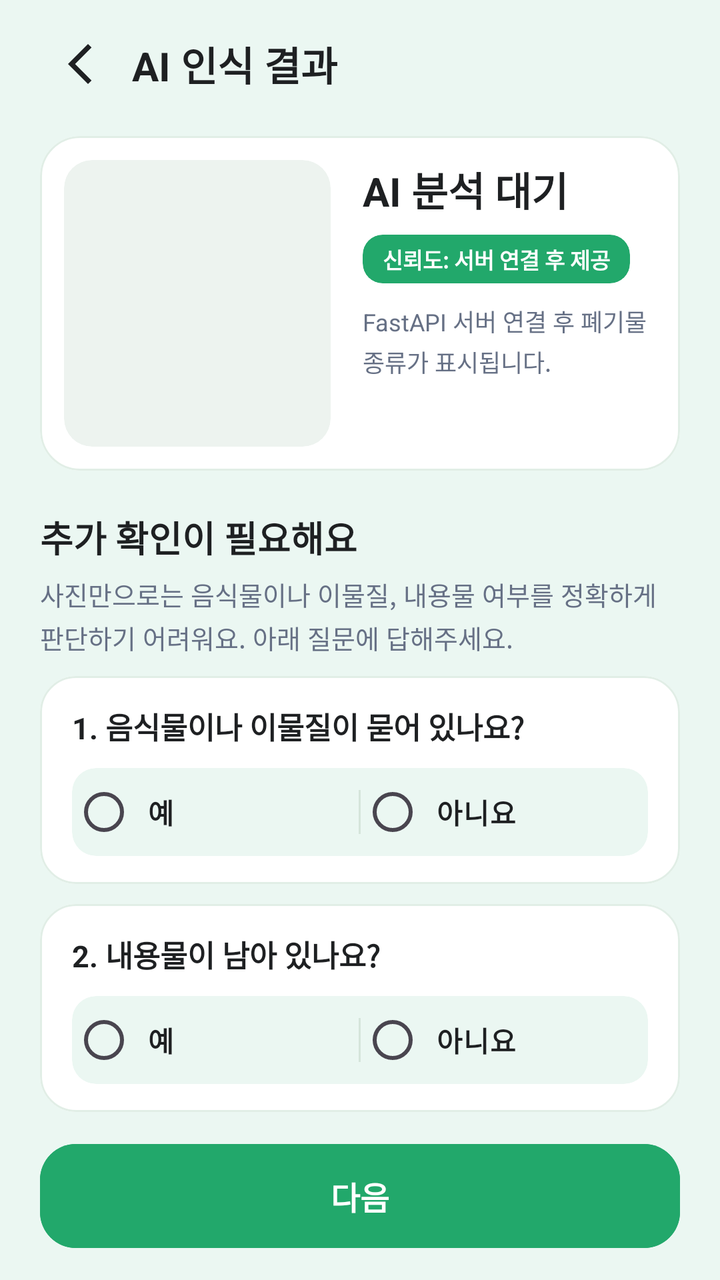
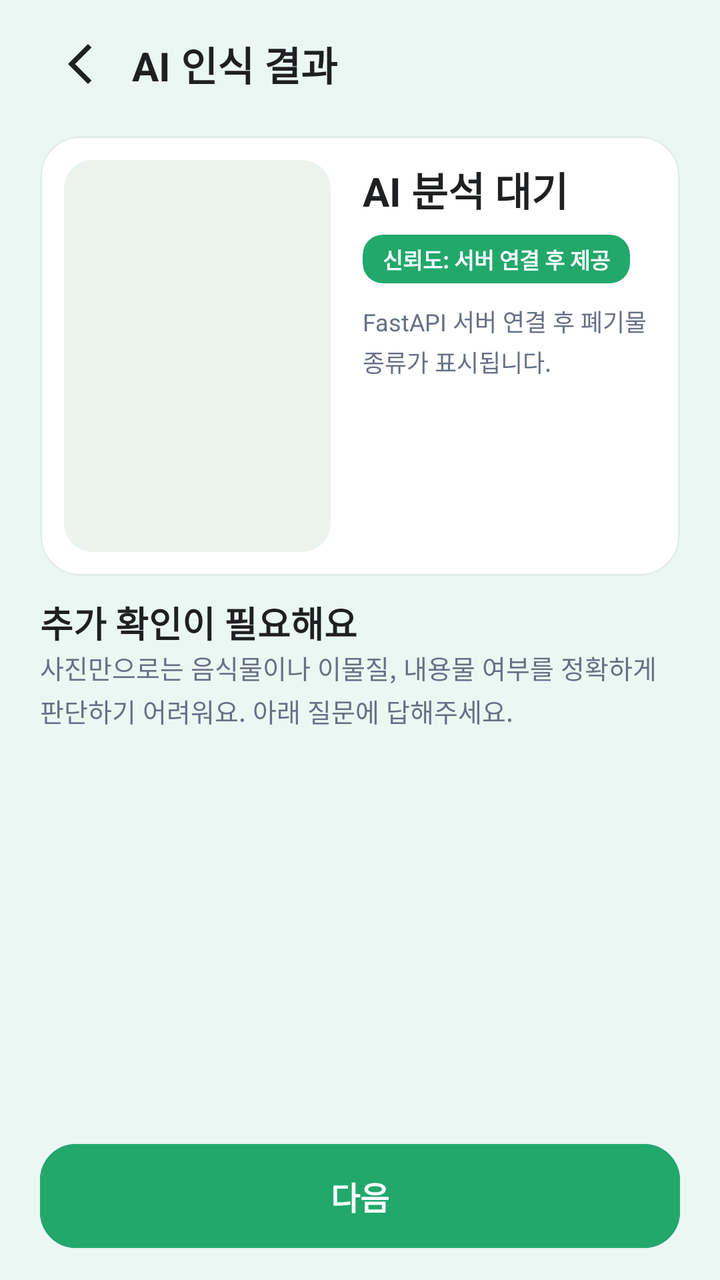

Compare the two renders of this Android layout. The source of the first and the diff that turns it into the second are given below.
<!-- AndroidManifest.xml: application theme Theme.RecycleGuide -->
<!-- res/layout/fragment_waste_result.xml -->
<?xml version="1.0" encoding="utf-8"?>
<androidx.constraintlayout.widget.ConstraintLayout xmlns:android="http://schemas.android.com/apk/res/android"
    xmlns:app="http://schemas.android.com/apk/res-auto"
    android:layout_width="match_parent"
    android:layout_height="match_parent"
    android:background="@color/bg_green_light"
    android:paddingHorizontal="20dp"
    android:paddingTop="8dp"
    android:paddingBottom="16dp">

    
    <LinearLayout
        android:id="@+id/layout_result_header"
        android:layout_width="0dp"
        android:layout_height="48dp"
        android:gravity="center_vertical"
        android:orientation="horizontal"
        app:layout_constraintEnd_toEndOf="parent"
        app:layout_constraintStart_toStartOf="parent"
        app:layout_constraintTop_toTopOf="parent">

        <ImageButton
            android:id="@+id/btn_back_result"
            android:layout_width="40dp"
            android:layout_height="40dp"
            android:background="?attr/selectableItemBackgroundBorderless"
            android:contentDescription="@string/result_back_description"
            android:padding="8dp"
            app:srcCompat="@drawable/ic_arrow_back_24"
            app:tint="@color/text_main" />

        <TextView
            android:layout_width="wrap_content"
            android:layout_height="wrap_content"
            android:layout_marginStart="6dp"
            android:text="@string/ai_result_title"
            android:textColor="@color/text_main"
            android:textSize="20sp"
            android:textStyle="bold" />

    </LinearLayout>

    
    <com.google.android.material.card.MaterialCardView
        android:id="@+id/card_waste_result"
        android:layout_width="0dp"
        android:layout_height="0dp"
        android:layout_marginTop="12dp"
        android:layout_marginBottom="20dp"
        app:cardBackgroundColor="@color/white"
        app:cardCornerRadius="20dp"
        app:cardElevation="0dp"
        app:layout_constraintBottom_toTopOf="@id/tv_condition_title"
        app:layout_constraintEnd_toEndOf="parent"
        app:layout_constraintHeight_min="120dp"
        app:layout_constraintStart_toStartOf="parent"
        app:layout_constraintTop_toBottomOf="@id/layout_result_header"
        app:strokeColor="#E1EEE6"
        app:strokeWidth="1dp">

        <androidx.constraintlayout.widget.ConstraintLayout
            android:layout_width="match_parent"
            android:layout_height="match_parent"
            android:padding="12dp">

            
            <com.google.android.material.card.MaterialCardView
                android:id="@+id/card_photo"
                android:layout_width="0dp"
                android:layout_height="0dp"
                app:cardBackgroundColor="#EDF3EF"
                app:cardCornerRadius="14dp"
                app:cardElevation="0dp"
                app:layout_constraintBottom_toBottomOf="parent"
                app:layout_constraintStart_toStartOf="parent"
                app:layout_constraintTop_toTopOf="parent"
                app:layout_constraintWidth_percent="0.45"
                app:strokeWidth="0dp">

                <ImageView
                    android:id="@+id/iv_waste_photo"
                    android:layout_width="match_parent"
                    android:layout_height="match_parent"
                    android:contentDescription="@string/waste_photo_description"
                    android:scaleType="centerCrop" />

            </com.google.android.material.card.MaterialCardView>

            

            
            <LinearLayout
                android:id="@+id/layout_result_info"
                android:layout_width="0dp"
                android:layout_height="0dp"
                android:layout_marginStart="16dp"
                android:orientation="vertical"
                app:layout_constraintBottom_toBottomOf="parent"
                app:layout_constraintEnd_toEndOf="parent"
                app:layout_constraintStart_toEndOf="@id/card_photo"
                app:layout_constraintTop_toTopOf="parent">

                
                <TextView
                    android:id="@+id/tv_waste_type"
                    android:layout_width="match_parent"
                    android:layout_height="wrap_content"
                    android:ellipsize="end"
                    android:maxLines="2"
                    android:text="@string/ai_pending_title"
                    android:textColor="@color/text_main"
                    android:textSize="20sp"
                    android:textStyle="bold" />

                
                <com.google.android.material.card.MaterialCardView
                    android:layout_width="wrap_content"
                    android:layout_height="wrap_content"
                    android:layout_marginTop="8dp"
                    app:cardBackgroundColor="@color/primary_green"
                    app:cardCornerRadius="10dp"
                    app:cardElevation="0dp"
                    app:strokeWidth="0dp">

                    <TextView
                        android:id="@+id/tv_waste_confidence"
                        android:layout_width="wrap_content"
                        android:layout_height="wrap_content"
                        android:paddingHorizontal="10dp"
                        android:paddingVertical="4dp"
                        android:text="@string/ai_pending_confidence"
                        android:textColor="@color/white"
                        android:textSize="11sp"
                        android:textStyle="bold" />

                </com.google.android.material.card.MaterialCardView>

                
                <TextView
                    android:id="@+id/tv_waste_analysis_message"
                    android:layout_width="match_parent"
                    android:layout_height="wrap_content"
                    android:layout_marginTop="10dp"
                    android:ellipsize="end"
                    android:lineSpacingExtra="3dp"
                    android:maxLines="4"
                    android:text="@string/ai_pending_message"
                    android:textColor="@color/text_sub"
                    android:textSize="12sp" />

                
                <ScrollView
                    android:id="@+id/scroll_object_confidence"
                    android:layout_width="match_parent"
                    android:layout_height="0dp"
                    android:layout_marginTop="8dp"
                    android:layout_weight="1"
                    android:fillViewport="false"
                    android:scrollbars="vertical">

                    
                    <LinearLayout
                        android:id="@+id/layout_object_confidence"
                        android:layout_width="match_parent"
                        android:layout_height="wrap_content"
                        android:orientation="vertical" />

                </ScrollView>

            </LinearLayout>


        </androidx.constraintlayout.widget.ConstraintLayout>

    </com.google.android.material.card.MaterialCardView>

    
    <TextView
        android:id="@+id/tv_condition_title"
        android:layout_width="0dp"
        android:layout_height="wrap_content"
        android:layout_marginBottom="6dp"
        android:text="@string/condition_title"
        android:textColor="@color/text_main"
        android:textSize="18sp"
        android:textStyle="bold"
        app:layout_constraintBottom_toTopOf="@id/tv_condition_description"
        app:layout_constraintEnd_toEndOf="parent"
        app:layout_constraintStart_toStartOf="parent" />

    <TextView
        android:id="@+id/tv_condition_description"
        android:layout_width="0dp"
        android:layout_height="wrap_content"
        android:layout_marginBottom="10dp"
        android:lineSpacingExtra="3dp"
        android:text="@string/condition_description"
        android:textColor="@color/text_sub"
        android:textSize="13sp"
        app:layout_constraintBottom_toTopOf="@id/card_question_contamination"
        app:layout_constraintEnd_toEndOf="parent"
        app:layout_constraintStart_toStartOf="parent" />

    
    <com.google.android.material.card.MaterialCardView
        android:id="@+id/card_question_contamination"
        android:layout_width="0dp"
        android:layout_height="wrap_content"
        android:layout_marginBottom="10dp"
        app:cardBackgroundColor="@color/white"
        app:cardCornerRadius="18dp"
        app:cardElevation="0dp"
        app:layout_constraintBottom_toTopOf="@id/card_question_remaining"
        app:layout_constraintEnd_toEndOf="parent"
        app:layout_constraintStart_toStartOf="parent"
        app:strokeColor="#E1EEE6"
        app:strokeWidth="1dp">

        <LinearLayout
            android:layout_width="match_parent"
            android:layout_height="wrap_content"
            android:orientation="vertical"
            android:paddingHorizontal="16dp"
            android:paddingVertical="14dp">

            <TextView
                android:layout_width="match_parent"
                android:layout_height="wrap_content"
                android:text="@string/question_contamination"
                android:textColor="@color/text_main"
                android:textSize="15sp"
                android:textStyle="bold" />

            
            <com.google.android.material.card.MaterialCardView
                android:layout_width="match_parent"
                android:layout_height="wrap_content"
                android:layout_marginTop="10dp"
                app:cardBackgroundColor="@color/bg_green_light"
                app:cardCornerRadius="12dp"
                app:cardElevation="0dp"
                app:strokeWidth="0dp">

                <RadioGroup
                    android:id="@+id/rg_contamination"
                    android:layout_width="match_parent"
                    android:layout_height="44dp"
                    android:gravity="center_vertical"
                    android:orientation="horizontal">

                    <RadioButton
                        android:id="@+id/rb_contamination_yes"
                        android:layout_width="0dp"
                        android:layout_height="match_parent"
                        android:layout_weight="1"
                        android:background="?attr/selectableItemBackground"
                        android:buttonTint="@color/primary_green"
                        android:gravity="center_vertical"
                        android:paddingStart="6dp"
                        android:text="@string/answer_yes"
                        android:textColor="@color/text_main"
                        android:textSize="14sp"
                        android:textStyle="bold" />

                    <View
                        android:layout_width="1dp"
                        android:layout_height="22dp"
                        android:background="#D5E5DB" />

                    <RadioButton
                        android:id="@+id/rb_contamination_no"
                        android:layout_width="0dp"
                        android:layout_height="match_parent"
                        android:layout_weight="1"
                        android:background="?attr/selectableItemBackground"
                        android:buttonTint="@color/primary_green"
                        android:gravity="center_vertical"
                        android:paddingStart="6dp"
                        android:text="@string/answer_no"
                        android:textColor="@color/text_main"
                        android:textSize="14sp"
                        android:textStyle="bold" />

                </RadioGroup>

            </com.google.android.material.card.MaterialCardView>

        </LinearLayout>

    </com.google.android.material.card.MaterialCardView>

    
    <com.google.android.material.card.MaterialCardView
        android:id="@+id/card_question_remaining"
        android:layout_width="0dp"
        android:layout_height="wrap_content"
        android:layout_marginBottom="16dp"
        app:cardBackgroundColor="@color/white"
        app:cardCornerRadius="18dp"
        app:cardElevation="0dp"
        app:layout_constraintBottom_toTopOf="@id/btn_next"
        app:layout_constraintEnd_toEndOf="parent"
        app:layout_constraintStart_toStartOf="parent"
        app:strokeColor="#E1EEE6"
        app:strokeWidth="1dp">

        <LinearLayout
            android:layout_width="match_parent"
            android:layout_height="wrap_content"
            android:orientation="vertical"
            android:paddingHorizontal="16dp"
            android:paddingVertical="14dp">

            <TextView
                android:layout_width="match_parent"
                android:layout_height="wrap_content"
                android:text="@string/question_remaining_contents"
                android:textColor="@color/text_main"
                android:textSize="15sp"
                android:textStyle="bold" />

            
            <com.google.android.material.card.MaterialCardView
                android:layout_width="match_parent"
                android:layout_height="wrap_content"
                android:layout_marginTop="10dp"
                app:cardBackgroundColor="@color/bg_green_light"
                app:cardCornerRadius="12dp"
                app:cardElevation="0dp"
                app:strokeWidth="0dp">

                <RadioGroup
                    android:id="@+id/rg_remaining_contents"
                    android:layout_width="match_parent"
                    android:layout_height="44dp"
                    android:gravity="center_vertical"
                    android:orientation="horizontal">

                    <RadioButton
                        android:id="@+id/rb_remaining_yes"
                        android:layout_width="0dp"
                        android:layout_height="match_parent"
                        android:layout_weight="1"
                        android:background="?attr/selectableItemBackground"
                        android:buttonTint="@color/primary_green"
                        android:gravity="center_vertical"
                        android:paddingStart="6dp"
                        android:text="@string/answer_yes"
                        android:textColor="@color/text_main"
                        android:textSize="14sp"
                        android:textStyle="bold" />

                    <View
                        android:layout_width="1dp"
                        android:layout_height="22dp"
                        android:background="#D5E5DB" />

                    <RadioButton
                        android:id="@+id/rb_remaining_no"
                        android:layout_width="0dp"
                        android:layout_height="match_parent"
                        android:layout_weight="1"
                        android:background="?attr/selectableItemBackground"
                        android:buttonTint="@color/primary_green"
                        android:gravity="center_vertical"
                        android:paddingStart="6dp"
                        android:text="@string/answer_no"
                        android:textColor="@color/text_main"
                        android:textSize="14sp"
                        android:textStyle="bold" />

                </RadioGroup>

            </com.google.android.material.card.MaterialCardView>

        </LinearLayout>

    </com.google.android.material.card.MaterialCardView>

    
    <com.google.android.material.button.MaterialButton
        android:id="@+id/btn_next"
        android:layout_width="0dp"
        android:layout_height="52dp"
        android:backgroundTint="@color/primary_green"
        android:insetTop="0dp"
        android:insetBottom="0dp"
        android:letterSpacing="0"
        android:text="@string/btn_next"
        android:textColor="@color/white"
        android:textSize="16sp"
        android:textStyle="bold"
        app:cornerRadius="18dp"
        app:layout_constraintBottom_toBottomOf="parent"
        app:layout_constraintEnd_toEndOf="parent"
        app:layout_constraintStart_toStartOf="parent" />

</androidx.constraintlayout.widget.ConstraintLayout>
<!-- resources referenced by this layout -->
<resources>
  <color name="bg_green_light">#EBF7F2</color>
  <color name="primary_green">#22A86B</color>
  <color name="text_main">#1E2022</color>
  <color name="text_sub">#667085</color>
  <color name="white">#FFFFFFFF</color>
  <!-- drawable ic_arrow_back_24 (drawable) -->
  <vector xmlns:android="http://schemas.android.com/apk/res/android" android:autoMirrored="true" android:height="24dp" android:tint="#000000" android:viewportHeight="960" android:viewportWidth="960" android:width="24dp">
        
      <path android:fillColor="@android:color/white" android:pathData="M640,880L240,480L640,80L711,151L382,480L711,809L640,880Z"/>
      
  </vector>
  <string name="ai_pending_confidence">신뢰도: 서버 연결 후 제공</string>
  <string name="ai_pending_message">FastAPI 서버 연결 후 폐기물 종류가 표시됩니다.</string>
  <string name="ai_pending_title">AI 분석 대기</string>
  <string name="ai_result_title">AI 인식 결과</string>
  <string name="answer_no">아니요</string>
  <string name="answer_yes">예</string>
  <string name="btn_next">다음</string>
  <string name="condition_description">사진만으로는 음식물이나 이물질, 내용물 여부를 정확하게 판단하기 어려워요. 아래 질문에 답해주세요.</string>
  <string name="condition_title">추가 확인이 필요해요</string>
  <string name="question_contamination">1. 음식물이나 이물질이 묻어 있나요?</string>
  <string name="question_remaining_contents">2. 내용물이 남아 있나요?</string>
  <string name="result_back_description">뒤로 가기</string>
  <string name="waste_photo_description">촬영한 폐기물 사진</string>
  <style name="Theme.RecycleGuide" parent="Base.Theme.RecycleGuide" />
  <style name="Base.Theme.RecycleGuide" parent="Theme.Material3.DayNight.NoActionBar">
          
          
      </style>
</resources>

<!-- the commit's change to res/layout/fragment_waste_result.xml (unified diff, before → after) -->
@@ -1,5 +1,5 @@
-<?xml version="1.0" encoding="utf-8"?>
-<androidx.constraintlayout.widget.ConstraintLayout xmlns:android="http://schemas.android.com/apk/res/android"
+<androidx.constraintlayout.widget.ConstraintLayout
+    xmlns:android="http://schemas.android.com/apk/res/android"
     xmlns:app="http://schemas.android.com/apk/res-auto"
     android:layout_width="match_parent"
     android:layout_height="match_parent"
@@ -40,19 +40,17 @@
 
     </LinearLayout>
 
+
     
     <com.google.android.material.card.MaterialCardView
         android:id="@+id/card_waste_result"
         android:layout_width="0dp"
-        android:layout_height="0dp"
+        android:layout_height="220dp"
         android:layout_marginTop="12dp"
-        android:layout_marginBottom="20dp"
         app:cardBackgroundColor="@color/white"
         app:cardCornerRadius="20dp"
         app:cardElevation="0dp"
-        app:layout_constraintBottom_toTopOf="@id/tv_condition_title"
-        app:layout_constraintEnd_toEndOf="parent"
-        app:layout_constraintHeight_min="120dp"
+        app:layout_constraintEnd_toEndOf="parent"
         app:layout_constraintStart_toStartOf="parent"
         app:layout_constraintTop_toBottomOf="@id/layout_result_header"
         app:strokeColor="#E1EEE6"
@@ -86,7 +84,6 @@
 
             </com.google.android.material.card.MaterialCardView>
 
-            
 
             
             <LinearLayout
@@ -158,7 +155,6 @@
                     android:fillViewport="false"
                     android:scrollbars="vertical">
 
-                    
                     <LinearLayout
                         android:id="@+id/layout_object_confidence"
                         android:layout_width="match_parent"
@@ -169,25 +165,28 @@
 
             </LinearLayout>
 
-
         </androidx.constraintlayout.widget.ConstraintLayout>
 
     </com.google.android.material.card.MaterialCardView>
+
 
     
     <TextView
         android:id="@+id/tv_condition_title"
         android:layout_width="0dp"
         android:layout_height="wrap_content"
+        android:layout_marginTop="10dp"
         android:layout_marginBottom="6dp"
         android:text="@string/condition_title"
         android:textColor="@color/text_main"
         android:textSize="18sp"
         android:textStyle="bold"
-        app:layout_constraintBottom_toTopOf="@id/tv_condition_description"
-        app:layout_constraintEnd_toEndOf="parent"
-        app:layout_constraintStart_toStartOf="parent" />
-
+        app:layout_constraintEnd_toEndOf="parent"
+        app:layout_constraintStart_toStartOf="parent"
+        app:layout_constraintTop_toBottomOf="@id/card_waste_result" />
+
+
+    
     <TextView
         android:id="@+id/tv_condition_description"
         android:layout_width="0dp"
@@ -197,185 +196,33 @@
         android:text="@string/condition_description"
         android:textColor="@color/text_sub"
         android:textSize="13sp"
-        app:layout_constraintBottom_toTopOf="@id/card_question_contamination"
-        app:layout_constraintEnd_toEndOf="parent"
-        app:layout_constraintStart_toStartOf="parent" />
-
-    
-    <com.google.android.material.card.MaterialCardView
-        android:id="@+id/card_question_contamination"
-        android:layout_width="0dp"
-        android:layout_height="wrap_content"
-        android:layout_marginBottom="10dp"
-        app:cardBackgroundColor="@color/white"
-        app:cardCornerRadius="18dp"
-        app:cardElevation="0dp"
-        app:layout_constraintBottom_toTopOf="@id/card_question_remaining"
-        app:layout_constraintEnd_toEndOf="parent"
-        app:layout_constraintStart_toStartOf="parent"
-        app:strokeColor="#E1EEE6"
-        app:strokeWidth="1dp">
-
+        app:layout_constraintEnd_toEndOf="parent"
+        app:layout_constraintStart_toStartOf="parent"
+        app:layout_constraintTop_toBottomOf="@id/tv_condition_title" />
+
+
+    
+    <ScrollView
+        android:id="@+id/scroll_object_questions"
+        android:layout_width="0dp"
+        android:layout_height="0dp"
+        android:layout_marginBottom="12dp"
+        android:fillViewport="false"
+        android:scrollbars="vertical"
+        app:layout_constraintBottom_toTopOf="@id/btn_next"
+        app:layout_constraintEnd_toEndOf="parent"
+        app:layout_constraintStart_toStartOf="parent"
+        app:layout_constraintTop_toBottomOf="@id/tv_condition_description">
+
+        
         <LinearLayout
+            android:id="@+id/layout_object_questions"
             android:layout_width="match_parent"
             android:layout_height="wrap_content"
-            android:orientation="vertical"
-            android:paddingHorizontal="16dp"
-            android:paddingVertical="14dp">
-
-            <TextView
-                android:layout_width="match_parent"
-                android:layout_height="wrap_content"
-                android:text="@string/question_contamination"
-                android:textColor="@color/text_main"
-                android:textSize="15sp"
-                android:textStyle="bold" />
-
-            
-            <com.google.android.material.card.MaterialCardView
-                android:layout_width="match_parent"
-                android:layout_height="wrap_content"
-                android:layout_marginTop="10dp"
-                app:cardBackgroundColor="@color/bg_green_light"
-                app:cardCornerRadius="12dp"
-                app:cardElevation="0dp"
-                app:strokeWidth="0dp">
-
-                <RadioGroup
-                    android:id="@+id/rg_contamination"
-                    android:layout_width="match_parent"
-                    android:layout_height="44dp"
-                    android:gravity="center_vertical"
-                    android:orientation="horizontal">
-
-                    <RadioButton
-                        android:id="@+id/rb_contamination_yes"
-                        android:layout_width="0dp"
-                        android:layout_height="match_parent"
-                        android:layout_weight="1"
-                        android:background="?attr/selectableItemBackground"
-                        android:buttonTint="@color/primary_green"
-                        android:gravity="center_vertical"
-                        android:paddingStart="6dp"
-                        android:text="@string/answer_yes"
-                        android:textColor="@color/text_main"
-                        android:textSize="14sp"
-                        android:textStyle="bold" />
-
-                    <View
-                        android:layout_width="1dp"
-                        android:layout_height="22dp"
-                        android:background="#D5E5DB" />
-
-                    <RadioButton
-                        android:id="@+id/rb_contamination_no"
-                        android:layout_width="0dp"
-                        android:layout_height="match_parent"
-                        android:layout_weight="1"
-                        android:background="?attr/selectableItemBackground"
-                        android:buttonTint="@color/primary_green"
-                        android:gravity="center_vertical"
-                        android:paddingStart="6dp"
-                        android:text="@string/answer_no"
-                        android:textColor="@color/text_main"
-                        android:textSize="14sp"
-                        android:textStyle="bold" />
-
-                </RadioGroup>
-
-            </com.google.android.material.card.MaterialCardView>
-
-        </LinearLayout>
-
-    </com.google.android.material.card.MaterialCardView>
-
-    
-    <com.google.android.material.card.MaterialCardView
-        android:id="@+id/card_question_remaining"
-        android:layout_width="0dp"
-        android:layout_height="wrap_content"
-        android:layout_marginBottom="16dp"
-        app:cardBackgroundColor="@color/white"
-        app:cardCornerRadius="18dp"
-        app:cardElevation="0dp"
-        app:layout_constraintBottom_toTopOf="@id/btn_next"
-        app:layout_constraintEnd_toEndOf="parent"
-        app:layout_constraintStart_toStartOf="parent"
-        app:strokeColor="#E1EEE6"
-        app:strokeWidth="1dp">
-
-        <LinearLayout
-            android:layout_width="match_parent"
-            android:layout_height="wrap_content"
-            android:orientation="vertical"
-            android:paddingHorizontal="16dp"
-            android:paddingVertical="14dp">
-
-            <TextView
-                android:layout_width="match_parent"
-                android:layout_height="wrap_content"
-                android:text="@string/question_remaining_contents"
-                android:textColor="@color/text_main"
-                android:textSize="15sp"
-                android:textStyle="bold" />
-
-            
-            <com.google.android.material.card.MaterialCardView
-                android:layout_width="match_parent"
-                android:layout_height="wrap_content"
-                android:layout_marginTop="10dp"
-                app:cardBackgroundColor="@color/bg_green_light"
-                app:cardCornerRadius="12dp"
-                app:cardElevation="0dp"
-                app:strokeWidth="0dp">
-
-                <RadioGroup
-                    android:id="@+id/rg_remaining_contents"
-                    android:layout_width="match_parent"
-                    android:layout_height="44dp"
-                    android:gravity="center_vertical"
-                    android:orientation="horizontal">
-
-                    <RadioButton
-                        android:id="@+id/rb_remaining_yes"
-                        android:layout_width="0dp"
-                        android:layout_height="match_parent"
-                        android:layout_weight="1"
-                        android:background="?attr/selectableItemBackground"
-                        android:buttonTint="@color/primary_green"
-                        android:gravity="center_vertical"
-                        android:paddingStart="6dp"
-                        android:text="@string/answer_yes"
-                        android:textColor="@color/text_main"
-                        android:textSize="14sp"
-                        android:textStyle="bold" />
-
-                    <View
-                        android:layout_width="1dp"
-                        android:layout_height="22dp"
-                        android:background="#D5E5DB" />
-
-                    <RadioButton
-                        android:id="@+id/rb_remaining_no"
-                        android:layout_width="0dp"
-                        android:layout_height="match_parent"
-                        android:layout_weight="1"
-                        android:background="?attr/selectableItemBackground"
-                        android:buttonTint="@color/primary_green"
-                        android:gravity="center_vertical"
-                        android:paddingStart="6dp"
-                        android:text="@string/answer_no"
-                        android:textColor="@color/text_main"
-                        android:textSize="14sp"
-                        android:textStyle="bold" />
-
-                </RadioGroup>
-
-            </com.google.android.material.card.MaterialCardView>
-
-        </LinearLayout>
-
-    </com.google.android.material.card.MaterialCardView>
+            android:orientation="vertical" />
+
+    </ScrollView>
+
 
     
     <com.google.android.material.button.MaterialButton
@@ -395,4 +242,48 @@
         app:layout_constraintEnd_toEndOf="parent"
         app:layout_constraintStart_toStartOf="parent" />
 
+
+    
+    <LinearLayout
+        android:id="@+id/layout_legacy_questions"
+        android:layout_width="wrap_content"
+        android:layout_height="wrap_content"
+        android:visibility="gone">
+
+        <RadioGroup
+            android:id="@+id/rg_contamination"
+            android:layout_width="wrap_content"
+            android:layout_height="wrap_content">
+
+            <RadioButton
+                android:id="@+id/rb_contamination_yes"
+                android:layout_width="wrap_content"
+                android:layout_height="wrap_content" />
+
+            <RadioButton
+                android:id="@+id/rb_contamination_no"
+                android:layout_width="wrap_content"
+                android:layout_height="wrap_content" />
+
+        </RadioGroup>
+
+        <RadioGroup
+            android:id="@+id/rg_remaining_contents"
+            android:layout_width="wrap_content"
+            android:layout_height="wrap_content">
+
+            <RadioButton
+                android:id="@+id/rb_remaining_yes"
+                android:layout_width="wrap_content"
+                android:layout_height="wrap_content" />
+
+            <RadioButton
+                android:id="@+id/rb_remaining_no"
+                android:layout_width="wrap_content"
+                android:layout_height="wrap_content" />
+
+        </RadioGroup>
+
+    </LinearLayout>
+
 </androidx.constraintlayout.widget.ConstraintLayout>
<!-- resource entries referenced after the edit -->
@@ -15,13 +15,9 @@
   <string name="ai_pending_message">FastAPI 서버 연결 후 폐기물 종류가 표시됩니다.</string>
   <string name="ai_pending_title">AI 분석 대기</string>
   <string name="ai_result_title">AI 인식 결과</string>
-  <string name="answer_no">아니요</string>
-  <string name="answer_yes">예</string>
   <string name="btn_next">다음</string>
   <string name="condition_description">사진만으로는 음식물이나 이물질, 내용물 여부를 정확하게 판단하기 어려워요. 아래 질문에 답해주세요.</string>
   <string name="condition_title">추가 확인이 필요해요</string>
-  <string name="question_contamination">1. 음식물이나 이물질이 묻어 있나요?</string>
-  <string name="question_remaining_contents">2. 내용물이 남아 있나요?</string>
   <string name="result_back_description">뒤로 가기</string>
   <string name="waste_photo_description">촬영한 폐기물 사진</string>
   <style name="Theme.RecycleGuide" parent="Base.Theme.RecycleGuide" />
